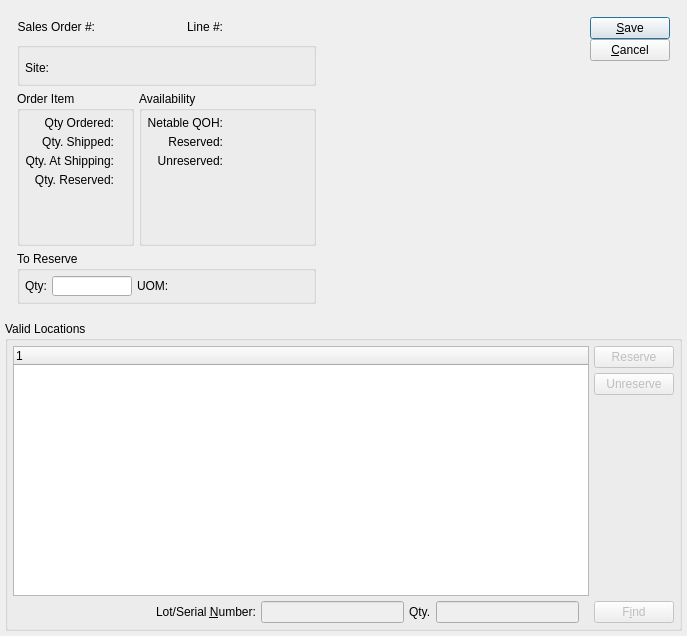
This is guiclient/reserveSalesOrderItem.ui in Pegasus-RPG/xtuple-client as Qt 5 draws it before an edit. The edited form follows.
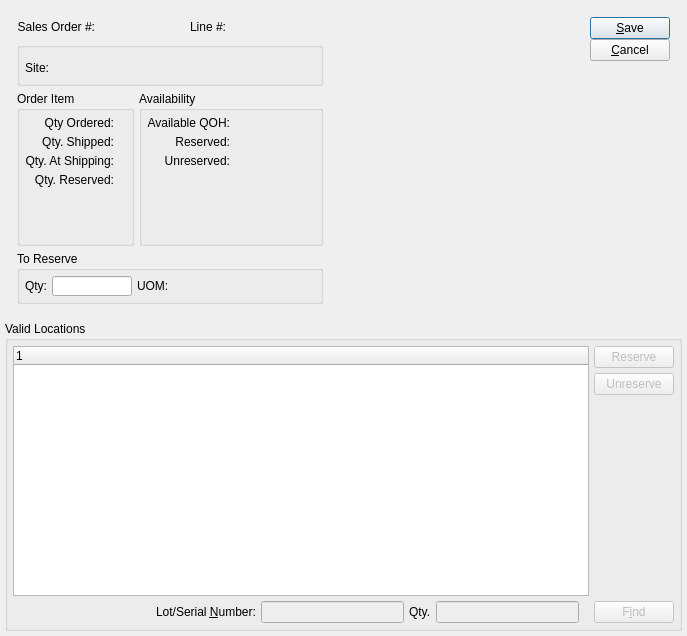
This is the edited form. Custom widgets are drawn as their Qt base class.

What changed in the file:
```diff
--- a/guiclient/reserveSalesOrderItem.ui
+++ b/guiclient/reserveSalesOrderItem.ui
@@ -291,7 +291,7 @@
               <item row="0" column="0">
                <widget class="QLabel" name="_onHandLit">
                 <property name="text">
-                 <string>Netable QOH:</string>
+                 <string>Available QOH:</string>
                 </property>
                 <property name="alignment">
                  <set>Qt::AlignRight|Qt::AlignTrailing|Qt::AlignVCenter</set>
```
